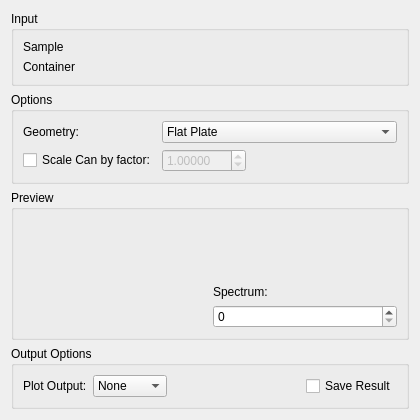
The window that Code/Mantid/MantidQt/CustomInterfaces/inc/MantidQtCustomInterfaces/Indirect/ContainerSubtraction.ui (mantidproject/mantid) describes before a commit, drawn with Qt 5.
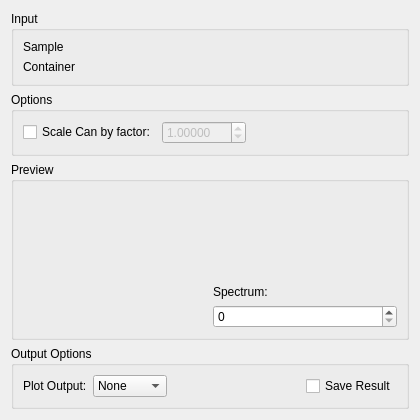
The same window after the commit. Custom widgets are drawn as their Qt base class.

Commit message:
Remove geometry drop down from UI
Refs #13110

Patch:
```diff
--- a/Code/Mantid/MantidQt/CustomInterfaces/inc/MantidQtCustomInterfaces/Indirect/ContainerSubtraction.ui
+++ b/Code/Mantid/MantidQt/CustomInterfaces/inc/MantidQtCustomInterfaces/Indirect/ContainerSubtraction.ui
@@ -111,33 +111,7 @@
             <string>Options</string>
           </property>
           <layout class="QGridLayout" name="gridLayout">
-            <item row="0" column="1">
-              <widget class="QComboBox" name="cbGeometry">
-                <item>
-                  <property name="text">
-                    <string>Flat Plate</string>
-                  </property>
-                </item>
-                <item>
-                  <property name="text">
-                    <string>Cylinder</string>
-                  </property>
-                </item>
-                <item>
-                  <property name="text">
-                    <string>Annulus</string>
-                  </property>
-                </item>
-              </widget>
-            </item>
             <item row="0" column="0">
-              <widget class="QLabel" name="lbGeometry">
-                <property name="text">
-                  <string>Geometry:</string>
-                </property>
-              </widget>
-            </item>
-            <item row="1" column="0">
               <widget class="QCheckBox" name="ckScaleCan">
                 <property name="text">
                   <string>Scale Can by factor:</string>
@@ -147,7 +121,7 @@
                 </property>
               </widget>
             </item>
-            <item row="1" column="1">
+            <item row="0" column="1">
               <layout class="QHBoxLayout" name="loScaleFactor">
                 <item>
                   <widget class="QDoubleSpinBox" name="spCanScale">
```
The commit also changes 2 other files.
